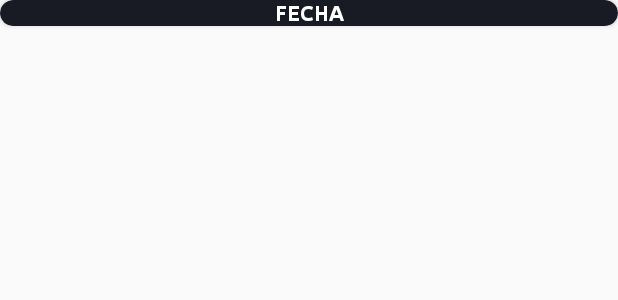
After one commit to damon-st/agendaparaloschips, an Android app: the layout header_item.xml on its own in the app's theme, with its tools: preview values and no code run, on a phone screen of 412 x 824 dp. The commit adds this screen. Shown: the top 300 px of the screen. Run offline under Robolectric (Android 15) with nearby library versions, the phone set to English and light mode, and no system bars.

Commit message:
add skicky header

```diff
--- /dev/null
+++ b/app/src/main/res/layout/header_item.xml
@@ -0,0 +1,19 @@
+<?xml version="1.0" encoding="utf-8"?>
+<androidx.cardview.widget.CardView xmlns:android="http://schemas.android.com/apk/res/android"
+    android:layout_width="match_parent"
+    android:layout_height="wrap_content"
+    xmlns:app="http://schemas.android.com/apk/res-auto"
+    app:cardCornerRadius="15dp"
+    android:backgroundTint="@color/colorPrimaryDark"
+    >
+
+    <com.google.android.material.textview.MaterialTextView
+        android:id="@+id/header_title_item"
+        android:layout_width="match_parent"
+        android:layout_height="wrap_content"
+        android:textAlignment="center"
+        android:text="FECHA"
+        android:textColor="@color/colorWhite"
+        android:fontFamily="@font/ubuntu_bold"/>
+
+</androidx.cardview.widget.CardView>
```
Also changed, not shown: app/build.gradle (+11 -7 lines), app/src/main/java/com/damon/agenda/adapters/ChipsAdapter.java (+39 -1 lines), app/src/main/java/com/damon/agenda/model/Chips.java (+4 -3 lines), app/src/main/java/com/damon/agenda/ui/SeeChips.java (+11 -1 lines), app/src/main/java/com/damon/agenda/viewholder/HeaderItemViewHolder.java (added, +19 -0 lines).
